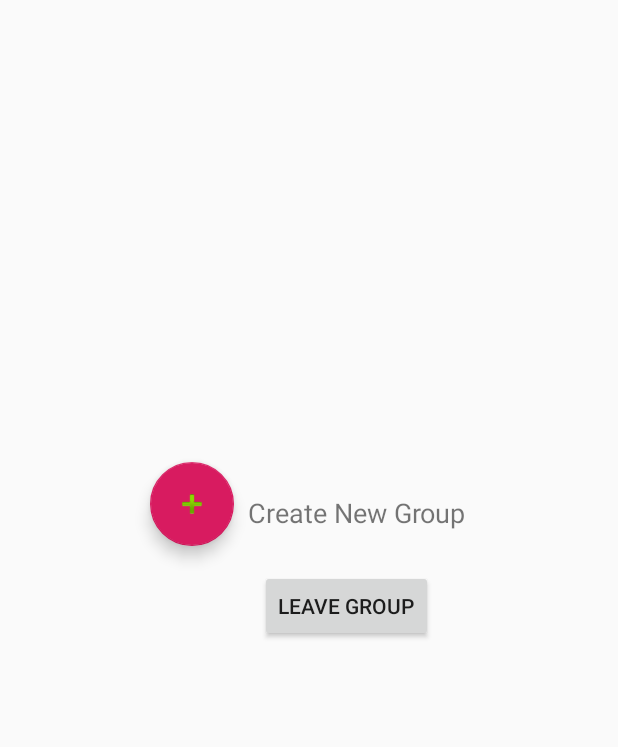
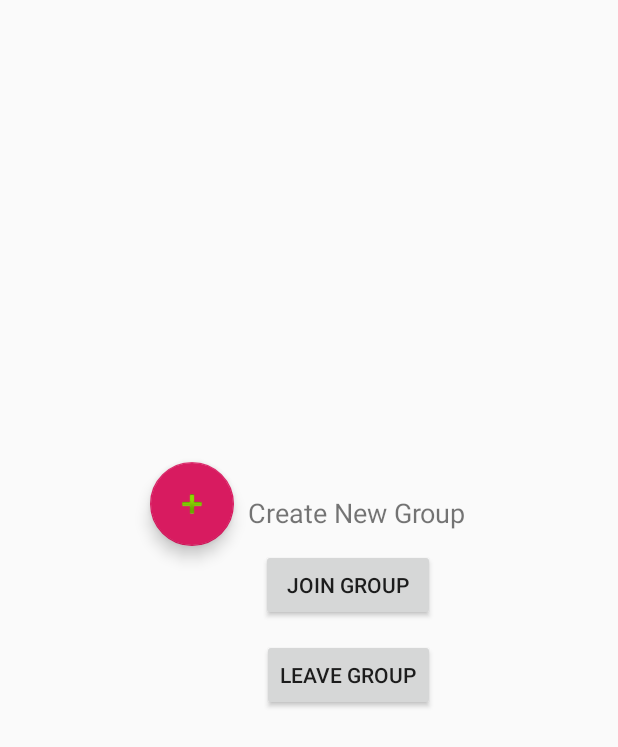
Before and after one commit to damichaels/WhatToDo-CS495, an Android app: the GroupList screen opened directly, with no data from a screen before it, on a phone screen of 412 x 824 dp, the part 489-1236 px from its top. Run offline under Robolectric (Android 15) with nearby library versions, the phone set to English and light mode, and no system bars; 2 statements that could not run were skipped.

Commit message:
Added buttons and textviews for joining groups

```diff
--- a/app/src/main/java/com/example/WhatToDo/gList.java
+++ b/app/src/main/java/com/example/WhatToDo/gList.java
@@ -45,6 +45,7 @@ public class gList extends AppCompatActivity {
             public void onSuccess(DocumentSnapshot documentSnapshot) {
                 User myUser = documentSnapshot.toObject(User.class);
                 int x, y = myUser.getGroupCount();
+
                 for (x = 1; x <= y; x++) {
                     DocumentReference docRef1 = db.collection("users").document(newUser.getuID()).collection("groups").document(String.valueOf(x));
               /*    Task<DocumentSnapshot> ds = docRef1.get();
--- a/app/src/main/res/layout/activity_group_list.xml
+++ b/app/src/main/res/layout/activity_group_list.xml
@@ -31,7 +31,17 @@
         android:layout_marginBottom="144dp"
         android:text="@string/creategroup"
         android:textSize="18sp" />
-
+    <Button
+        android:id="@+id/joingroup"
+        android:layout_width="116dp"
+        android:layout_height="wrap_content"
+        android:layout_alignParentEnd="true"
+        android:layout_alignParentRight="true"
+        android:layout_alignParentBottom="true"
+        android:layout_marginEnd="122dp"
+        android:layout_marginRight="122dp"
+        android:layout_marginBottom="84dp"
+        android:text="Join Group" />
     <Button
         android:id="@+id/leavegroup"
         android:layout_width="wrap_content"
@@ -39,9 +49,9 @@
         android:layout_alignParentEnd="true"
         android:layout_alignParentRight="true"
         android:layout_alignParentBottom="true"
-        android:layout_marginEnd="123dp"
-        android:layout_marginRight="123dp"
-        android:layout_marginBottom="70dp"
+        android:layout_marginEnd="122dp"
+        android:layout_marginRight="122dp"
+        android:layout_marginBottom="24dp"
         android:text="@string/leavegroup" />
 
     <com.google.android.material.floatingactionbutton.FloatingActionButton
```
Also changed, not shown: app/src/main/res/layout/activity_group_join.xml (added, +50 -0 lines).
